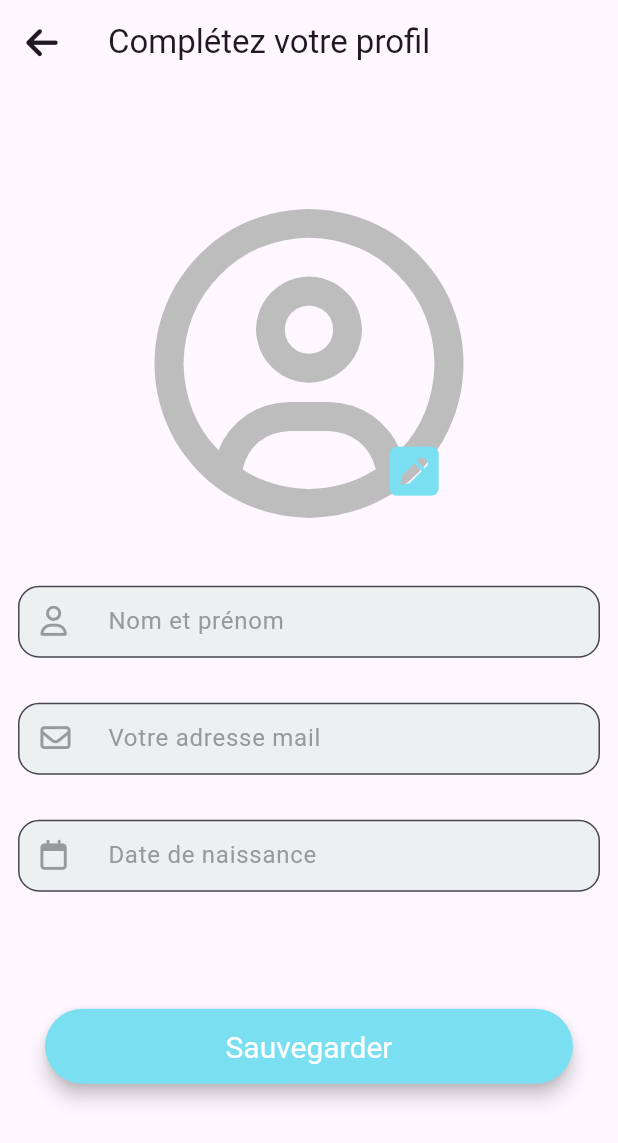
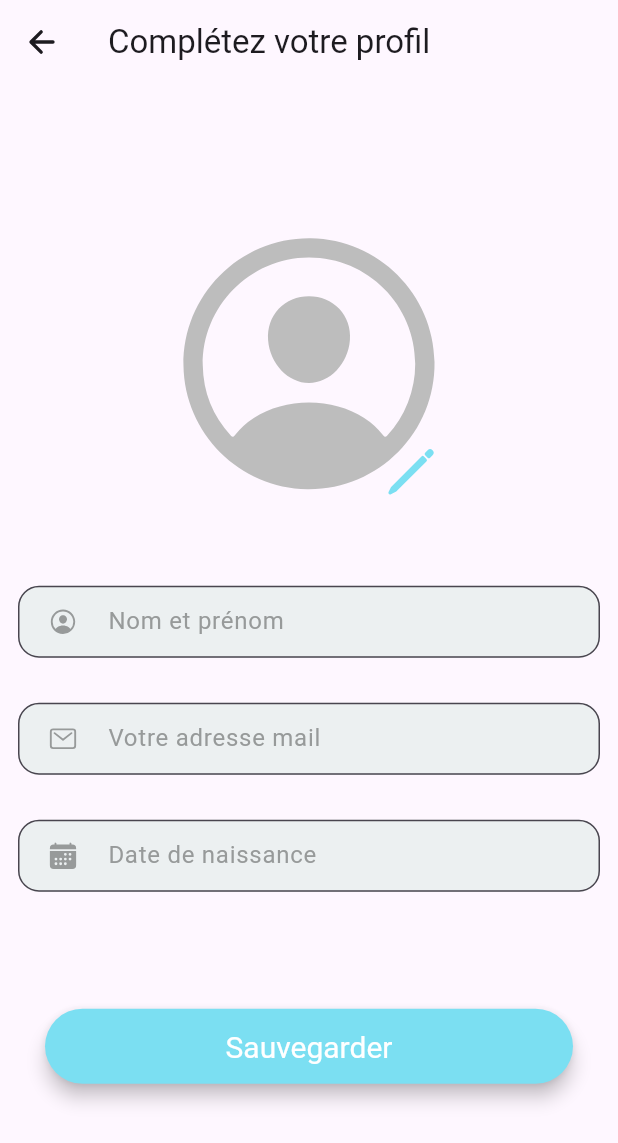
Before and after one commit to alizribi-bit/Bambino, a Flutter app: the SignInProfile screen opened by its route, on a phone screen of 412 x 824 dp. Shown: the top 1143 px of the screen. Run offline on Flutter 3.47's test engine with Material 3 defaults, Android fonts, the phone set to English and light mode, and no system bars; our stand-ins replace convex_bottom_bar, get, get_storage, image_picker, ionicons, shared_preferences and 1 more; missing offline and left inert: country_flags; accounts and stored records are empty; Roboto replaces fonts that are missing (CormorantGaramond).

Commit message:
modification of the icon packge

```diff
--- a/lib/View/Screen/ForgetPassword/Forget_CodeVerify_Screen.dart
+++ b/lib/View/Screen/ForgetPassword/Forget_CodeVerify_Screen.dart
@@ -1,7 +1,7 @@
 import 'package:flutter/material.dart';
 import 'package:flutter/services.dart';
-import 'package:font_awesome_flutter/font_awesome_flutter.dart';
 import 'package:get/get.dart';
+import 'package:ionicons/ionicons.dart';
 
 import '../../../Setting/Colors/colorsSetting.dart';
 import 'NewPassword_Screen.dart';
@@ -31,7 +31,9 @@ class _CodeVerificationPasswordState extends State<CodeVerificationPassword> {
           onPressed: () {
             Navigator.pop(context);
           },
-          icon: const FaIcon(FontAwesomeIcons.arrowLeft),
+          icon: const Icon(
+            Ionicons.arrow_back_outline,
+          ),
         ),
       ),
       body: Form(
--- a/lib/View/Screen/Login_Screen.dart
+++ b/lib/View/Screen/Login_Screen.dart
@@ -1,8 +1,8 @@
 import 'package:bambino/Setting/Colors/colorsSetting.dart';
 import 'package:bambino/View/Screen/ForgetPassword/Forget_Email_Screen.dart';
 import 'package:flutter/material.dart';
-import 'package:font_awesome_flutter/font_awesome_flutter.dart';
 import 'package:get/get.dart';
+import 'package:ionicons/ionicons.dart';
 
 import '../../Controller/States/User_Controller.dart';
 import '../Widget/InputFilde_Widget.dart';
@@ -54,7 +54,7 @@ class _LoginScreenState extends State<LoginScreen> {
                       userController.emailController,
                       TextInputType.emailAddress,
                       "email".tr,
-                      FontAwesomeIcons.envelope,
+                      Ionicons.mail_outline,
                       userController.emailU,
                       userController),
                   const SizedBox(
@@ -65,7 +65,7 @@ class _LoginScreenState extends State<LoginScreen> {
                       userController.passwordController,
                       TextInputType.visiblePassword,
                       "password".tr,
-                      FontAwesomeIcons.lock,
+                      Ionicons.lock_closed_outline,
                       userController.password,
                       userController),
                   const SizedBox(
--- a/lib/View/Screen/ProfileSignin_Screen.dart
+++ b/lib/View/Screen/ProfileSignin_Screen.dart
@@ -2,9 +2,9 @@ import 'dart:io';
 
 import 'package:bambino/Setting/Colors/colorsSetting.dart';
 import 'package:flutter/material.dart';
-import 'package:font_awesome_flutter/font_awesome_flutter.dart';
 import 'package:get/get.dart';
 import 'package:image_picker/image_picker.dart';
+import 'package:ionicons/ionicons.dart';
 import 'package:shared_preferences/shared_preferences.dart';
 
 import '../../Controller/States/User_Controller.dart';
@@ -47,7 +47,9 @@ class _SignInProfileState extends State<SignInProfile> {
             onPressed: () {
               Get.back();
             },
-            icon: const FaIcon(FontAwesomeIcons.arrowLeft),
+            icon: const Icon(
+              Ionicons.arrow_back_outline,
+            ),
           ),
           title: Text("FillProfile".tr),
         ),
@@ -71,8 +73,8 @@ class _SignInProfileState extends State<SignInProfile> {
                                     _image!,
                                   ),
                                 )
-                              : FaIcon(
-                                  FontAwesomeIcons.circleUser,
+                              : Icon(
+                                  Ionicons.person_circle_outline,
                                   color: Colors.grey.shade400,
                                   size: Get.width * .5,
                                 ),
@@ -85,8 +87,8 @@ class _SignInProfileState extends State<SignInProfile> {
                                   _openImagePicker();
                                 });
                               },
-                              child: FaIcon(
-                                FontAwesomeIcons.penSquare,
+                              child: Icon(
+                                Ionicons.pencil_outline,
                                 color: ConstantColor().blue,
                                 size: Get.width * .09,
                               ),
@@ -103,7 +105,7 @@ class _SignInProfileState extends State<SignInProfile> {
                         userController.userNameController,
                         TextInputType.text,
                         "NomPrenom".tr,
-                        FontAwesomeIcons.user,
+                        Ionicons.person_circle_outline,
                         userController.emailU,
                         userController),
                     const SizedBox(
@@ -114,7 +116,7 @@ class _SignInProfileState extends State<SignInProfile> {
                         userController.emailController,
                         TextInputType.emailAddress,
                         "email".tr,
-                        FontAwesomeIcons.envelope,
+                        Ionicons.mail_outline,
                         userController.emailU,
                         userController),
                     const SizedBox(
@@ -147,7 +149,10 @@ class _SignInProfileState extends State<SignInProfile> {
                       textInputAction: TextInputAction.none,
                       controller: userController.dateBirthController,
                       decoration: DecorationWidget(
-                          context, "DateNaiss".tr, FontAwesomeIcons.calendar),
+                        context,
+                        "DateNaiss".tr,
+                        Ionicons.calendar,
+                      ),
                       /*  const InputDecoration(
                         icon: FaIcon(FontAwesomeIcons.calendar),
                         label: Text("DateNaiss"),
@@ -237,8 +242,8 @@ class _SignInProfileState extends State<SignInProfile> {
             child: CircleAvatar(
               radius: Get.width * 0.2,
               backgroundColor: ConstantColor().blue,
-              child: FaIcon(
-                FontAwesomeIcons.circleCheck,
+              child: Icon(
+                Ionicons.shield_checkmark_outline,
                 size: Get.width * 0.25,
                 color: Colors.white,
               ),
--- a/lib/View/Widget/InputFilde_Widget.dart
+++ b/lib/View/Widget/InputFilde_Widget.dart
@@ -1,6 +1,5 @@
 import 'package:bambino/Setting/Colors/colorsSetting.dart';
 import 'package:flutter/material.dart';
-import 'package:font_awesome_flutter/font_awesome_flutter.dart';
 
 TextFormField textFormFieldWidget(
     context, controller, type, labele, icon, controllerValue, userController) {
@@ -25,7 +24,7 @@ InputDecoration DecorationWidget(BuildContext context, String text, icon) {
     filled: true,
     prefixIcon: Padding(
       padding: const EdgeInsets.fromLTRB(15, 13, 3, 13),
-      child: FaIcon(
+      child: Icon(
         icon,
         size: 20,
         color: ConstantColor().grey4,
--- a/lib/main.dart
+++ b/lib/main.dart
@@ -22,11 +22,9 @@ Future<void> main() async {
   runApp(
     GetMaterialApp(
       debugShowCheckedModeBanner: false,
-      home:
-          HomePage() /* login == null
+      home: login == null
           ? const SeplashScreenLogin()
-          : const SeplashScreenHome() */
-      ,
+          : const SeplashScreenHome(),
       getPages: [
         GetPage(name: '/', page: () => const SeplashScreenLogin()),
         GetPage(name: '/luncher', page: () => const LuncherPage()),
--- a/pubspec.yaml
+++ b/pubspec.yaml
@@ -19,12 +19,12 @@ dependencies:
   shared_preferences: ^2.2.2
   country_flags: ^2.2.0
   get_storage: ^2.1.1
-  font_awesome_flutter: ^10.6.0
   get_cli: ^1.8.1
   image_picker: ^1.0.5
   intl: ^0.18.1
   smooth_page_indicator: ^1.1.0
   convex_bottom_bar: ^3.2.0
+  ionicons: ^0.2.2
 
 dev_dependencies:
   flutter_test:
```
Also changed, not shown: lib/View/Pages/HomePage_Page.dart (+36 -10 lines), lib/View/Screen/ForgetPassword/Forget_Email_Screen.dart (+5 -3 lines), lib/View/Screen/ForgetPassword/NewPassword_Screen.dart (+4 -4 lines), lib/View/Screen/Signin_Screen.dart (+4 -4 lines), pubspec.lock.
